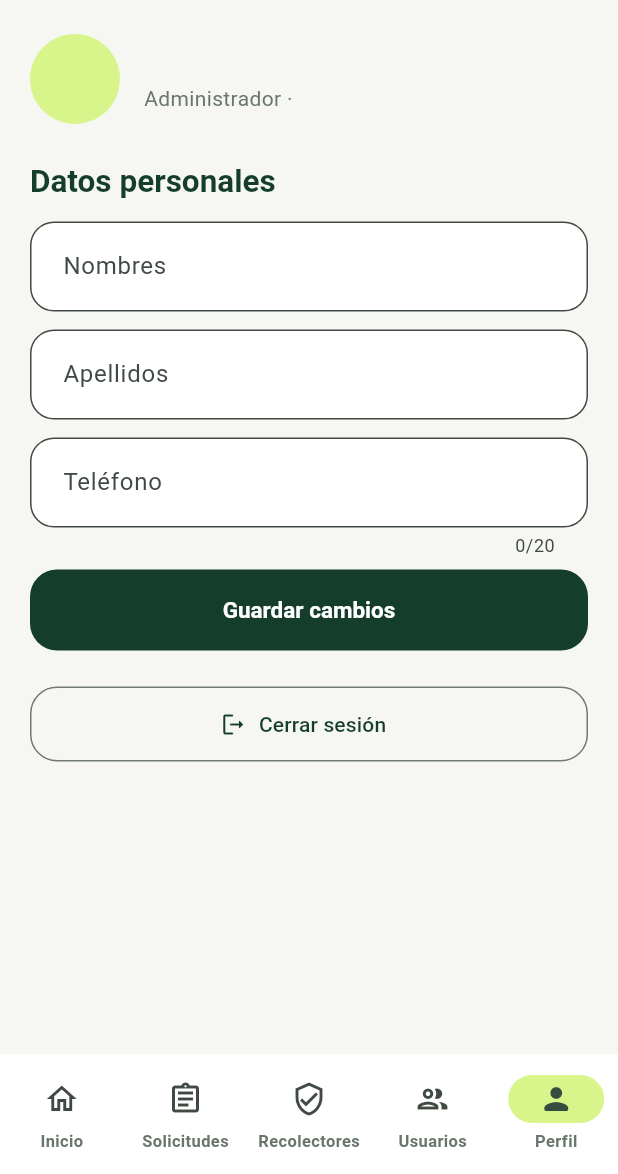
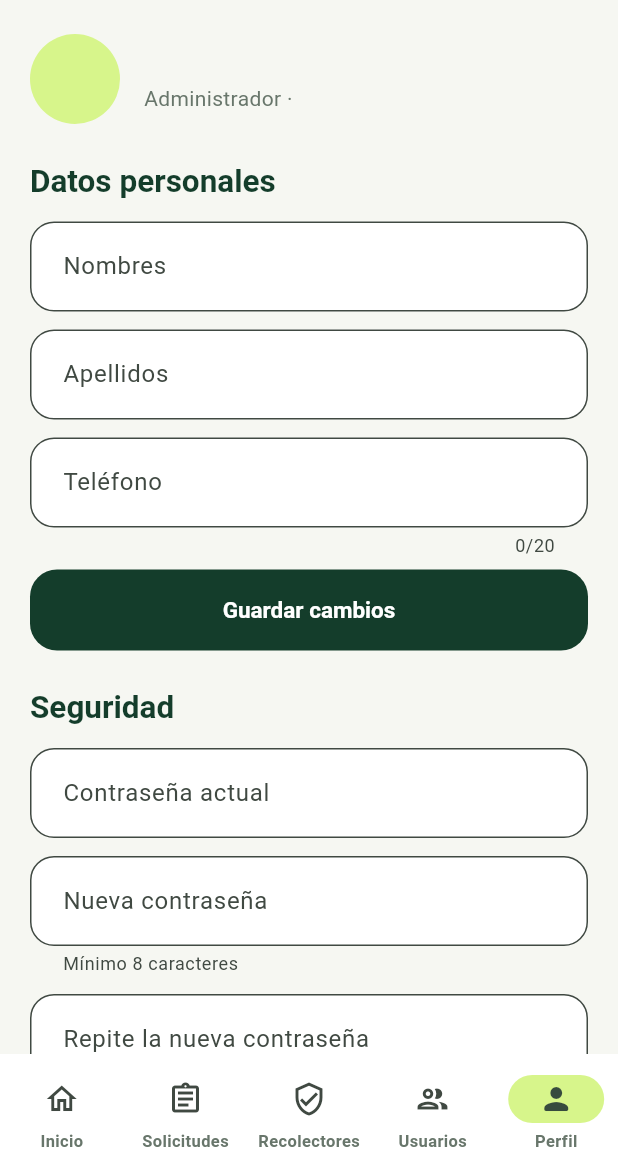
Before and after one commit to CarlosFloresDev/tracktrash-mobile, a Flutter app: the ProfilePage screen opened by its route, on a phone screen of 412 x 824 dp, the part 62-1236 px from its top. Run offline on Flutter 3.47's test engine with Material 3 defaults, Android fonts, the phone set to English and light mode, and no system bars; our stand-ins replace dio, flutter_map, flutter_riverpod, flutter_secure_storage, geolocator, go_router and 1 more; accounts and stored records are empty; network calls fail.

Commit message:
feat(profile): change the password from the app

```diff
--- /dev/null
+++ b/lib/features/profile/change_password.dart
@@ -0,0 +1,103 @@
+import 'package:flutter/material.dart';
+import 'package:flutter_riverpod/flutter_riverpod.dart';
+import '../../app/providers.dart';
+import '../../core/api_failure.dart';
+import '../../ui/widgets.dart';
+
+/// Changes the password. The server ends the session afterwards, so the user signs in again.
+class ChangePasswordCard extends ConsumerStatefulWidget {
+  const ChangePasswordCard({super.key});
+
+  @override
+  ConsumerState<ChangePasswordCard> createState() => _ChangePasswordCardState();
+}
+
+class _ChangePasswordCardState extends ConsumerState<ChangePasswordCard> {
+  final _formKey = GlobalKey<FormState>();
+  final _current = TextEditingController();
+  final _next = TextEditingController();
+  final _confirm = TextEditingController();
+  bool _saving = false;
+
+  @override
+  void dispose() {
+    _current.dispose();
+    _next.dispose();
+    _confirm.dispose();
+    super.dispose();
+  }
+
+  Future<void> _save() async {
+    if (!_formKey.currentState!.validate()) return;
+    final session = ref.read(sessionProvider);
+    setState(() => _saving = true);
+    try {
+      await ref
+          .read(apiProvider)
+          .changePassword(session.user!.userId, _current.text, _next.text);
+      if (mounted) {
+        showSuccess(context, 'Contraseña actualizada. Vuelve a ingresar.');
+      }
+      await session.signOut();
+    } on ApiFailure catch (failure) {
+      if (mounted) showFailure(context, failure);
+    } finally {
+      if (mounted) setState(() => _saving = false);
+    }
+  }
+
+  @override
+  Widget build(BuildContext context) => Form(
+    key: _formKey,
+    child: Column(
+      children: [
+        TextFormField(
+          controller: _current,
+          obscureText: true,
+          autofillHints: const [AutofillHints.password],
+          decoration: const InputDecoration(labelText: 'Contraseña actual'),
+          validator: (value) =>
+              (value ?? '').isEmpty ? 'Ingresa tu contraseña actual' : null,
+        ),
+        const SizedBox(height: 12),
+        TextFormField(
+          controller: _next,
+          obscureText: true,
+          autofillHints: const [AutofillHints.newPassword],
+          decoration: const InputDecoration(
+            labelText: 'Nueva contraseña',
+            helperText: 'Mínimo 8 caracteres',
+          ),
+          validator: (value) {
+            if ((value ?? '').length < 8) return 'Usa al menos 8 caracteres';
+            if (value == _current.text) return 'Debe ser distinta de la actual';
+            return null;
+          },
+        ),
+        const SizedBox(height: 12),
+        TextFormField(
+          controller: _confirm,
+          obscureText: true,
+          decoration: const InputDecoration(
+            labelText: 'Repite la nueva contraseña',
+          ),
+          validator: (value) =>
+              value != _next.text ? 'Las contraseñas no coinciden' : null,
+        ),
+        const SizedBox(height: 12),
+        SizedBox(
+          width: double.infinity,
+          child: OutlinedButton(
+            onPressed: _saving ? null : _save,
+            child: _saving
+                ? const SizedBox.square(
+                    dimension: 20,
+                    child: CircularProgressIndicator(strokeWidth: 2),
+                  )
+                : const Text('Cambiar contraseña'),
+          ),
+        ),
+      ],
+    ),
+  );
+}
--- a/lib/features/profile/profile_page.dart
+++ b/lib/features/profile/profile_page.dart
@@ -4,6 +4,7 @@ import '../../app/providers.dart';
 import '../../core/api_failure.dart';
 import '../../ui/eco_design.dart';
 import '../../ui/widgets.dart';
+import 'change_password.dart';
 import 'gatherer_materials.dart';
 
 class ProfilePage extends ConsumerStatefulWidget {
@@ -198,6 +199,8 @@ class _ProfilePageState extends ConsumerState<ProfilePage> {
             ],
           ),
         ),
+        const SectionTitle('Seguridad'),
+        const ChangePasswordCard(),
         const SizedBox(height: 24),
         OutlinedButton.icon(
           onPressed: () => ref.read(sessionProvider).signOut(),
```
